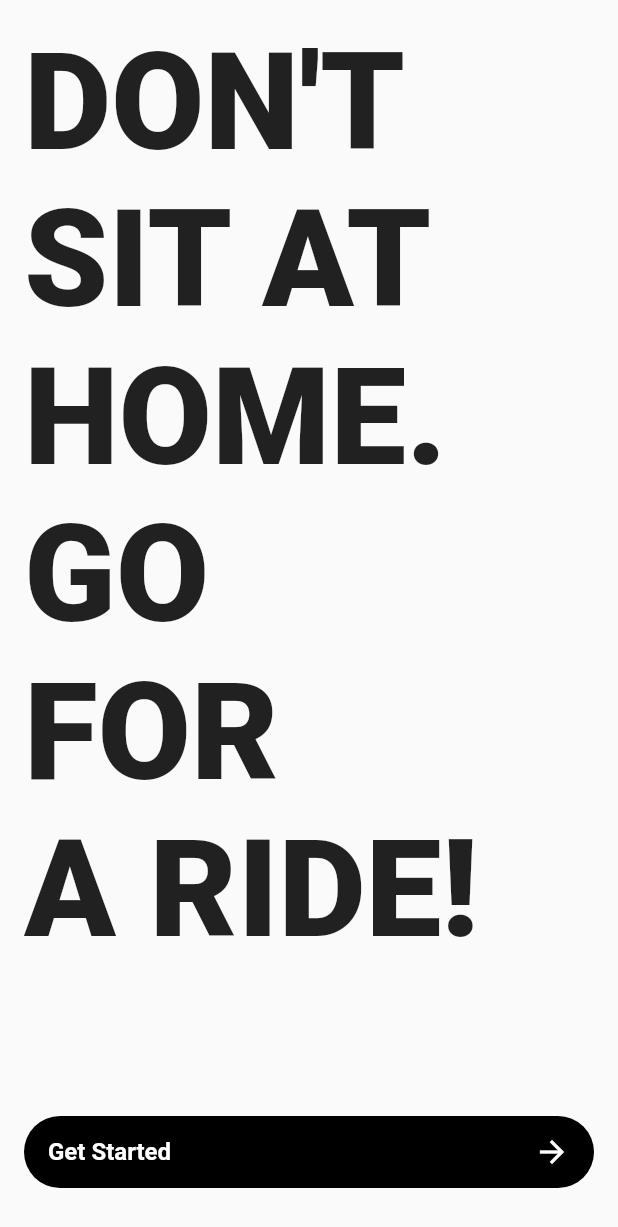
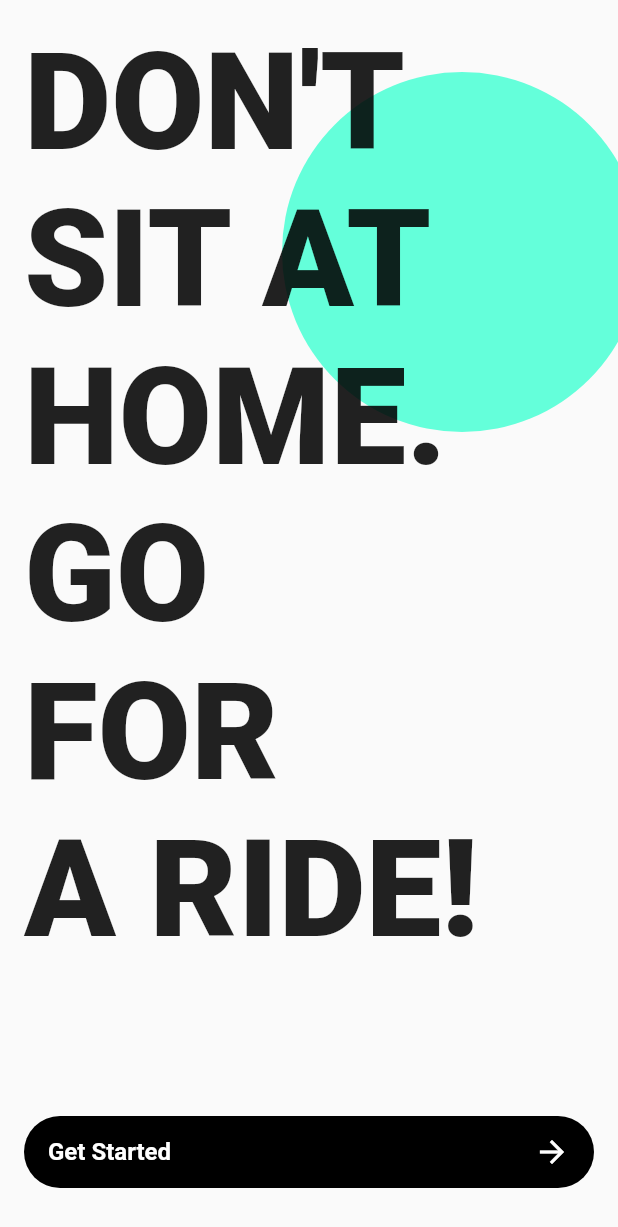
Before and after one commit to JAICHANGPARK/flutter_notebook_18th_story, a Flutter app: the screen it shows after launch, on a phone screen of 412 x 824 dp. Shown: the top 1227 px of the screen. Run offline on Flutter 3.47's test engine with Material 2 defaults, Android fonts, the phone set to English and light mode, and no system bars; our stand-ins replace flutter_riverpod.

Commit message:
Update start_screen.dart

```diff
--- a/lib/ep1051_travel_car_rental_app/src/ui/start_screen.dart
+++ b/lib/ep1051_travel_car_rental_app/src/ui/start_screen.dart
@@ -12,7 +12,19 @@ class StartScreen extends StatelessWidget {
           children: [
             Expanded(
                 child: Stack(
-              children: const [
+              children: [
+                Positioned(
+                  right: -16,
+                  top: 48,
+                  child: Container(
+                    height: 240,
+                    width: 240,
+                    decoration: BoxDecoration(
+                      shape: BoxShape.circle,
+                      color: Colors.tealAccent
+                    ),
+                  ),
+                ),
                 Positioned(
                   left: 16,
                   top: 16,
@@ -26,8 +38,7 @@ class StartScreen extends StatelessWidget {
                       fontWeight: FontWeight.w900,
                     ),
                   ),
-
-                )
+                ),
               ],
             )),
             Padding(
```
